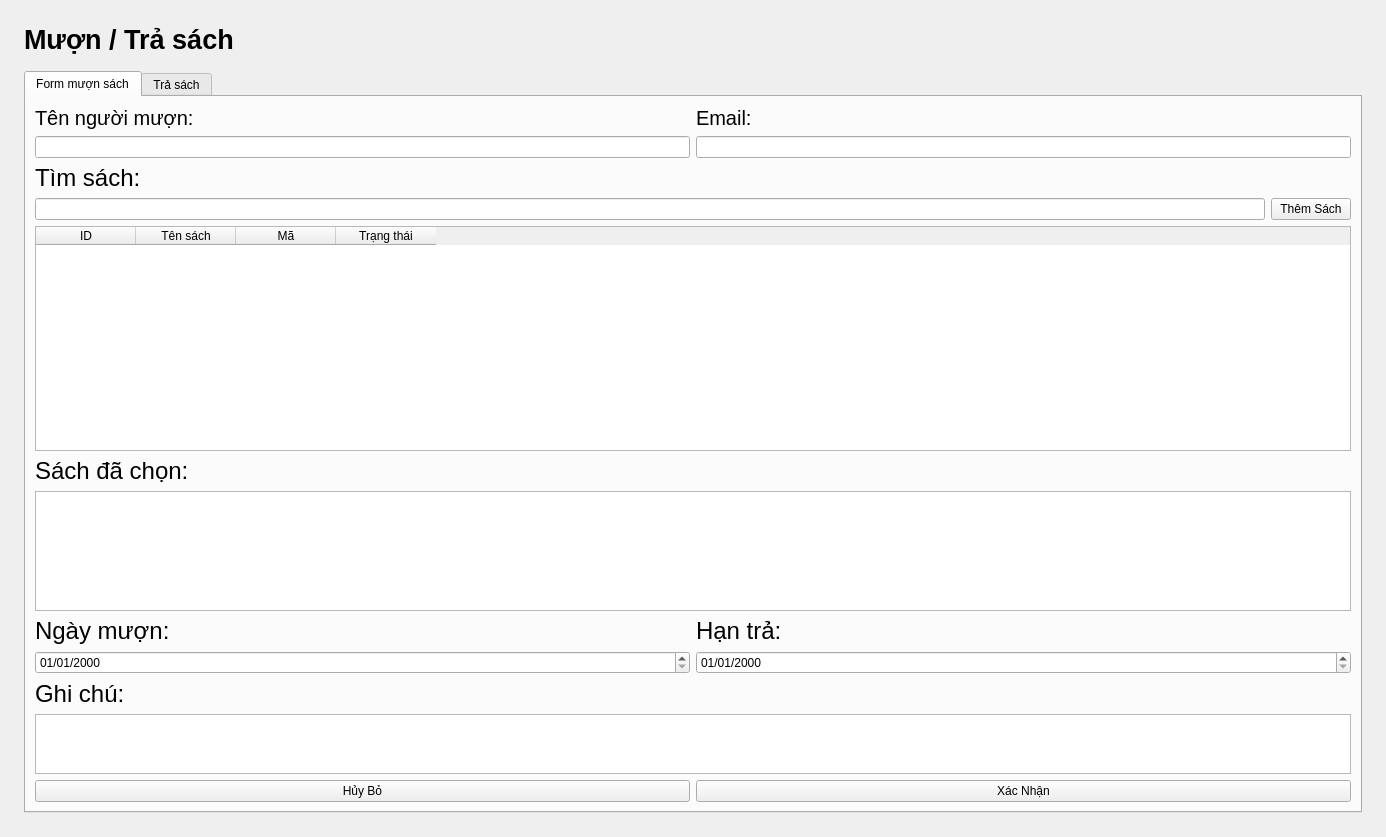
The window that view/screen_loans.ui (phuongphuong5110-create/library-app) describes before a commit, drawn with Qt 5.
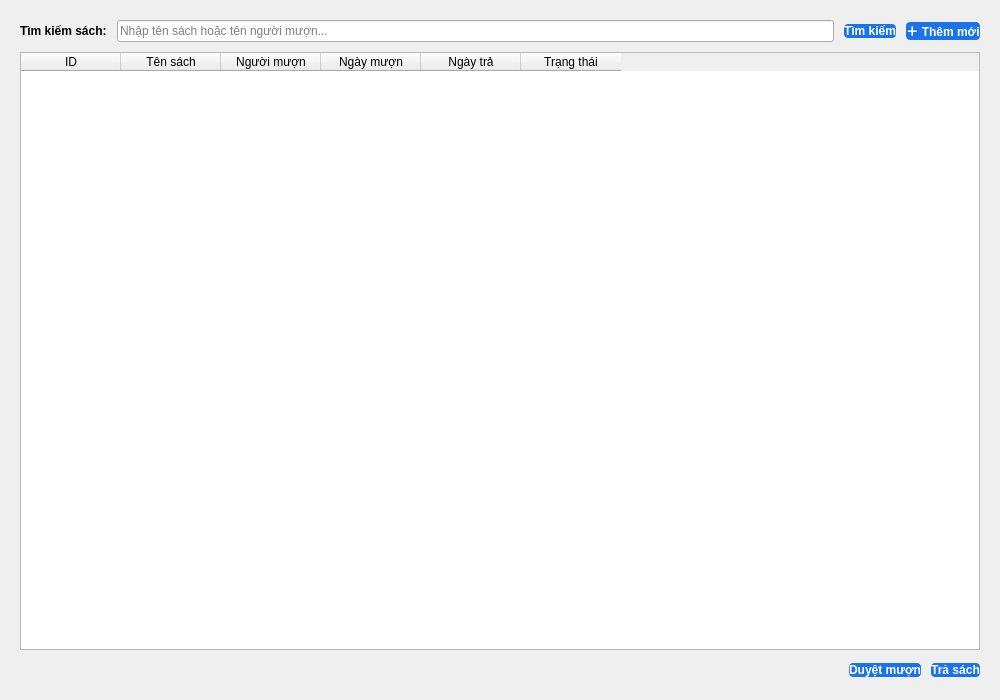
The same window after the commit.

What changed in the file:
```diff
--- a/view/screen_loans.ui
+++ b/view/screen_loans.ui
@@ -6,327 +6,88 @@
    <rect>
     <x>0</x>
     <y>0</y>
-    <width>1386</width>
-    <height>837</height>
+    <width>1000</width>
+    <height>700</height>
    </rect>
   </property>
-  <layout class="QVBoxLayout" name="verticalLayout_root">
+  <property name="windowTitle">
+   <string>Mượn / Trả sách</string>
+  </property>
+  <layout class="QVBoxLayout" name="verticalLayout_main">
    <property name="spacing">
-    <number>16</number>
+    <number>10</number>
    </property>
    <property name="leftMargin">
-    <number>24</number>
+    <number>20</number>
    </property>
    <property name="topMargin">
-    <number>24</number>
+    <number>20</number>
    </property>
    <property name="rightMargin">
-    <number>24</number>
+    <number>20</number>
    </property>
    <property name="bottomMargin">
-    <number>24</number>
+    <number>20</number>
    </property>
    <item>
-    <widget class="QLabel" name="label_page_title">
-     <property name="font">
-      <font>
-       <pointsize>20</pointsize>
-       <bold>true</bold>
-      </font>
+    <layout class="QHBoxLayout" name="horizontalLayout_top">
+     <property name="spacing">
+      <number>10</number>
      </property>
-     <property name="text">
-      <string>Mượn / Trả sách</string>
-     </property>
-    </widget>
-   </item>
-   <item>
-    <widget class="QTabWidget" name="tabWidget_loans">
-     <property name="currentIndex">
-      <number>0</number>
-     </property>
-     <widget class="QWidget" name="tab">
-      <attribute name="title">
-       <string>Form mượn sách</string>
-      </attribute>
-      <layout class="QVBoxLayout" name="verticalLayout_8">
-       <item>
-        <layout class="QHBoxLayout" name="horizontalLayout_user_info">
-         <item>
-          <layout class="QVBoxLayout" name="verticalLayout">
-           <item>
-            <widget class="QLabel" name="label_2">
-             <property name="font">
-              <font>
-               <pointsize>15</pointsize>
-              </font>
-             </property>
-             <property name="text">
-              <string>Tên người mượn:</string>
-             </property>
-            </widget>
-           </item>
-           <item>
-            <widget class="QLineEdit" name="user_borrow">
-             <property name="maximumSize">
-              <size>
-               <width>16777215</width>
-               <height>16777215</height>
-              </size>
-             </property>
-            </widget>
-           </item>
-          </layout>
-         </item>
-         <item>
-          <layout class="QVBoxLayout" name="verticalLayout_7">
-           <item>
-            <widget class="QLabel" name="label_12">
-             <property name="font">
-              <font>
-               <pointsize>15</pointsize>
-              </font>
-             </property>
-             <property name="text">
-              <string>Email:</string>
-             </property>
-            </widget>
-           </item>
-           <item>
-            <widget class="QLineEdit" name="email_account">
-             <property name="maximumSize">
-              <size>
-               <width>16777215</width>
-               <height>16777215</height>
-              </size>
-             </property>
-            </widget>
-           </item>
-          </layout>
-         </item>
-        </layout>
-       </item>
-       <item>
-        <layout class="QVBoxLayout" name="verticalLayout_3">
-         <item>
-          <widget class="QLabel" name="label_3">
-           <property name="font">
-            <font>
-             <pointsize>18</pointsize>
-            </font>
-           </property>
-           <property name="text">
-            <string>Tìm sách:</string>
-           </property>
-          </widget>
-         </item>
-         <item>
-          <layout class="QHBoxLayout" name="horizontalLayout">
-           <item>
-            <widget class="QLineEdit" name="search_book_borrow">
-             <property name="maximumSize">
-              <size>
-               <width>16777215</width>
-               <height>16777215</height>
-              </size>
-             </property>
-            </widget>
-           </item>
-           <item>
-            <widget class="QPushButton" name="btn_addbook_loans">
-             <property name="text">
-              <string>Thêm Sách</string>
-             </property>
-            </widget>
-           </item>
-          </layout>
-         </item>
-        </layout>
-       </item>
-       <item>
-        <widget class="QTableWidget" name="table_loans">
-         <property name="alternatingRowColors">
-          <bool>true</bool>
-         </property>
-         <property name="selectionBehavior">
-          <enum>QAbstractItemView::SelectRows</enum>
-         </property>
-         <property name="rowCount">
-          <number>0</number>
-         </property>
-         <property name="columnCount">
-          <number>4</number>
-         </property>
-         <column>
-          <property name="text">
-           <string>ID</string>
-          </property>
-         </column>
-         <column>
-          <property name="text">
-           <string>Tên sách</string>
-          </property>
-         </column>
-         <column>
-          <property name="text">
-           <string>Mã</string>
-          </property>
-         </column>
-         <column>
-          <property name="text">
-           <string>Trạng thái</string>
-          </property>
-         </column>
-        </widget>
-       </item>
-       <item>
-        <widget class="QLabel" name="label_7">
-         <property name="font">
-          <font>
-           <pointsize>18</pointsize>
-          </font>
-         </property>
-         <property name="text">
-          <string>Sách đã chọn:</string>
-         </property>
-        </widget>
-       </item>
-       <item>
-        <widget class="QListWidget" name="list_book_borrow">
-         <property name="maximumSize">
-          <size>
-           <width>16777215</width>
-           <height>120</height>
-          </size>
-         </property>
-         <property name="alternatingRowColors">
-          <bool>true</bool>
-         </property>
-        </widget>
-       </item>
-       <item>
-        <layout class="QHBoxLayout" name="horizontalLayout_3">
-         <item>
-          <widget class="QLabel" name="label_8">
-           <property name="font">
-            <font>
-             <pointsize>18</pointsize>
-            </font>
-           </property>
-           <property name="text">
-            <string>Ngày mượn:</string>
-           </property>
-          </widget>
-         </item>
-         <item>
-          <widget class="QLabel" name="label_9">
-           <property name="font">
-            <font>
-             <pointsize>18</pointsize>
-            </font>
-           </property>
-           <property name="text">
-            <string>Hạn trả:</string>
-           </property>
-          </widget>
-         </item>
-        </layout>
-       </item>
-       <item>
-        <layout class="QHBoxLayout" name="horizontalLayout_dates">
-         <item>
-          <widget class="QDateEdit" name="borrow_date">
-           <property name="displayFormat">
-            <string>dd/MM/yyyy</string>
-           </property>
-          </widget>
-         </item>
-         <item>
-          <widget class="QDateEdit" name="return_date">
-           <property name="displayFormat">
-            <string>dd/MM/yyyy</string>
-           </property>
-          </widget>
-         </item>
-        </layout>
-       </item>
-       <item>
-        <widget class="QLabel" name="label_10">
-         <property name="font">
-          <font>
-           <pointsize>18</pointsize>
-          </font>
-         </property>
-         <property name="text">
-          <string>Ghi chú:</string>
-         </property>
-        </widget>
-       </item>
-       <item>
-        <widget class="QTextEdit" name="note_loans">
-         <property name="maximumSize">
-          <size>
-           <width>16777215</width>
-           <height>60</height>
-          </size>
-         </property>
-        </widget>
-       </item>
-       <item>
-        <layout class="QHBoxLayout" name="horizontalLayout_4">
-         <item>
-          <widget class="QPushButton" name="btn_cancel_loans">
-           <property name="text">
-            <string>Hủy Bỏ</string>
-           </property>
-          </widget>
-         </item>
-         <item>
-          <widget class="QPushButton" name="btn_confirm_loans">
-           <property name="text">
-            <string>Xác Nhận</string>
-           </property>
-          </widget>
-         </item>
-        </layout>
-       </item>
-      </layout>
-     </widget>
-     <widget class="QWidget" name="tab_return">
-      <attribute name="title">
-       <string>Trả sách</string>
-      </attribute>
-      <layout class="QVBoxLayout" name="verticalLayout_return">
-       <item>
-        <layout class="QHBoxLayout" name="horizontalLayout_return_tools">
          <item>
           <widget class="QLabel" name="label_return">
            <property name="text">
             <string>Tìm kiếm sách:</string>
            </property>
+       <property name="font">
+        <font>
+         <weight>75</weight>
+         <bold>true</bold>
+        </font>
+       </property>
           </widget>
          </item>
          <item>
-          <widget class="QLineEdit" name="search_book_return"/>
+      <widget class="QLineEdit" name="search_book_return">
+       <property name="placeholderText">
+        <string>Nhập tên sách hoặc tên người mượn...</string>
+       </property>
+       <property name="minimumHeight">
+        <number>35</number>
+       </property>
+      </widget>
          </item>
          <item>
           <widget class="QPushButton" name="btn_search_book_return">
            <property name="text">
-            <string>Tìm</string>
+        <string>Tìm kiếm</string>
+       </property>
+       <property name="minimumWidth">
+        <number>100</number>
+       </property>
+       <property name="minimumHeight">
+        <number>35</number>
+       </property>
+       <property name="styleSheet">
+        <string notr="true">background-color: #1a73e8; color: white; border-radius: 4px; font-weight: bold;</string>
            </property>
           </widget>
          </item>
          <item>
-          <spacer name="horizontalSpacer_return">
-           <property name="orientation">
-            <enum>Qt::Horizontal</enum>
-           </property>
-           <property name="sizeHint" stdset="0">
-            <size>
-             <width>40</width>
-             <height>20</height>
-            </size>
-           </property>
-          </spacer>
+      <widget class="QPushButton" name="btn_dialog_loans">
+       <property name="text">
+        <string>＋ Thêm mới</string>
+       </property>
+       <property name="minimumWidth">
+        <number>120</number>
+       </property>
+       <property name="minimumHeight">
+        <number>35</number>
+       </property>
+       <property name="styleSheet">
+        <string notr="true">background-color: #1a73e8; color: white; border-radius: 4px; font-weight: bold;</string>
+       </property>
+      </widget>
          </item>
         </layout>
        </item>
@@ -338,12 +99,18 @@
          <property name="selectionBehavior">
           <enum>QAbstractItemView::SelectRows</enum>
          </property>
+     <property name="selectionMode">
+      <enum>QAbstractItemView::SingleSelection</enum>
+     </property>
+     <property name="editTriggers">
+      <set>QAbstractItemView::NoEditTriggers</set>
+     </property>
+     <property name="showGrid">
+      <bool>true</bool>
+     </property>
          <property name="rowCount">
           <number>0</number>
          </property>
-         <property name="columnCount">
-          <number>6</number>
-         </property>
          <column>
           <property name="text">
            <string>ID</string>
@@ -391,18 +158,39 @@
            </property>
           </spacer>
          </item>
+     <item>
+      <widget class="QPushButton" name="btn_approve_loan">
+       <property name="text">
+        <string>Duyệt mượn</string>
+       </property>
+       <property name="minimumWidth">
+        <number>130</number>
+       </property>
+       <property name="minimumHeight">
+        <number>40</number>
+       </property>
+       <property name="styleSheet">
+        <string notr="true">background-color: #1a73e8; color: white; border-radius: 4px; font-weight: bold;</string>
+       </property>
+      </widget>
+     </item>
          <item>
           <widget class="QPushButton" name="btn_return_book">
            <property name="text">
             <string>Trả sách</string>
            </property>
+       <property name="minimumWidth">
+        <number>130</number>
+       </property>
+       <property name="minimumHeight">
+        <number>40</number>
+       </property>
+       <property name="styleSheet">
+        <string notr="true">background-color: #1a73e8; color: white; border-radius: 4px; font-weight: bold;</string>
+       </property>
           </widget>
          </item>
         </layout>
-       </item>
-      </layout>
-     </widget>
-    </widget>
    </item>
   </layout>
  </widget>
```
Left out of the diff: 4 changed lines with no effect on the pictures. Lines whose indentation alone changed are shown as unchanged.
